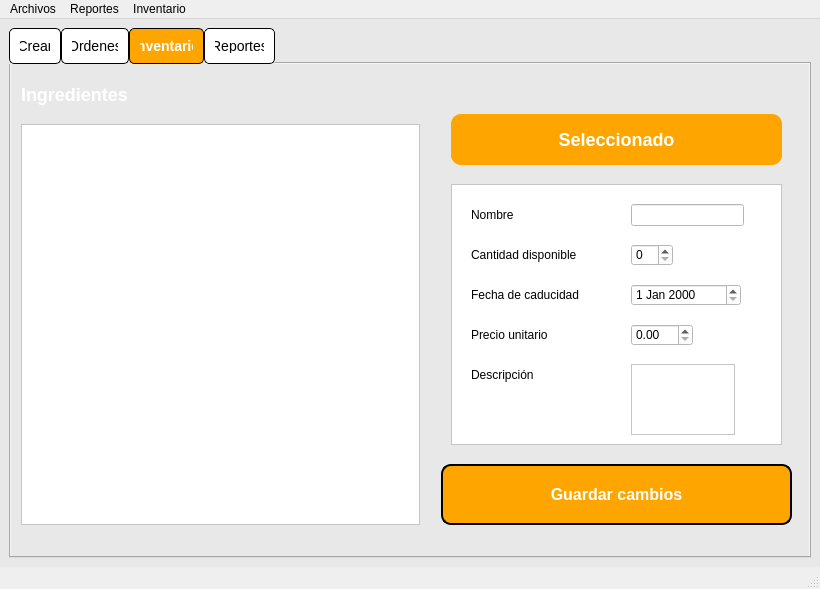
Above: ui/start.ui from Wyvern500/SellingSoftwareForMollysCookies before the change. Below: the same form after it.
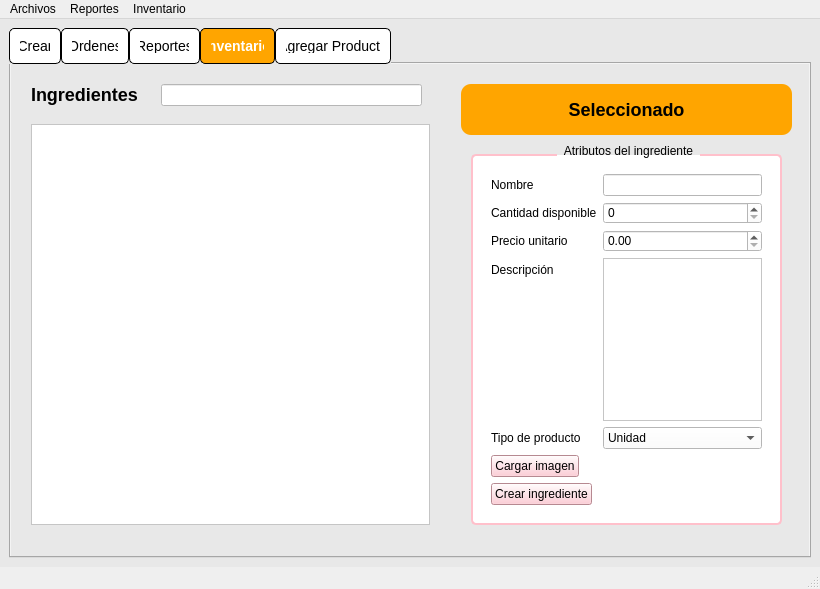
That is the form after the change. The open tabs and pages were chosen to show the change. Icons and pictures are not drawn.

```diff
--- a/ui/start.ui
+++ b/ui/start.ui
@@ -615,312 +615,6 @@
         </layout>
        </widget>
       </widget>
-      <widget class="QWidget" name="inventarioTab">
-       <attribute name="title">
-        <string>Inventario</string>
-       </attribute>
-       <widget class="QTreeView" name="treeView_2">
-        <property name="geometry">
-         <rect>
-          <x>10</x>
-          <y>60</y>
-          <width>399</width>
-          <height>401</height>
-         </rect>
-        </property>
-        <property name="styleSheet">
-         <string notr="true">QTreeView{
-	background-color: white;
-}
-
-</string>
-        </property>
-        <attribute name="headerMinimumSectionSize">
-         <number>39</number>
-        </attribute>
-       </widget>
-       <widget class="QLabel" name="label_4">
-        <property name="geometry">
-         <rect>
-          <x>10</x>
-          <y>20</y>
-          <width>131</width>
-          <height>21</height>
-         </rect>
-        </property>
-        <property name="styleSheet">
-         <string notr="true">QLabel{	
-	color: white;
-	font-family: Arial;
-	font-size: 18px;
-	font-weight: bold;
-}</string>
-        </property>
-        <property name="text">
-         <string>Ingredientes</string>
-        </property>
-       </widget>
-       <widget class="QLabel" name="label_10">
-        <property name="geometry">
-         <rect>
-          <x>440</x>
-          <y>50</y>
-          <width>331</width>
-          <height>51</height>
-         </rect>
-        </property>
-        <property name="styleSheet">
-         <string notr="true">QLabel{	
-	color: white;
-	font-family: Arial;
-	font-size: 18px;
-	font-weight: bold;
-	background-color: orange;
-	border-radius: 10px;
-}</string>
-        </property>
-        <property name="text">
-         <string>Seleccionado</string>
-        </property>
-        <property name="alignment">
-         <set>Qt::AlignCenter</set>
-        </property>
-       </widget>
-       <widget class="QPushButton" name="guardarcambios">
-        <property name="geometry">
-         <rect>
-          <x>430</x>
-          <y>400</y>
-          <width>351</width>
-          <height>61</height>
-         </rect>
-        </property>
-        <property name="font">
-         <font>
-          <family>Arial</family>
-          <pointsize>12</pointsize>
-          <bold>true</bold>
-         </font>
-        </property>
-        <property name="cursor">
-         <cursorShape>OpenHandCursor</cursorShape>
-        </property>
-        <property name="layoutDirection">
-         <enum>Qt::RightToLeft</enum>
-        </property>
-        <property name="styleSheet">
-         <string notr="true">QPushButton {
-	font-family: Arial;
-	font-size: 12;
-	font-weight: bold;
-	background-color: orange;
-	color: white;
-	width: 50px;
-    height: 50px;
-    border: 2px solid black;
-    border-radius: 10px;
-	transition: background-color 0.5s, transform 0.5s;
-}
-
-QPushButton:hover {
-	background-color: white;
-	color: black;
-    cursor: pointer;
-}
-
-
-
-</string>
-        </property>
-        <property name="text">
-         <string>Guardar cambios</string>
-        </property>
-        <property name="autoRepeatDelay">
-         <number>300</number>
-        </property>
-       </widget>
-       <widget class="QListView" name="listView_2">
-        <property name="geometry">
-         <rect>
-          <x>440</x>
-          <y>120</y>
-          <width>331</width>
-          <height>261</height>
-         </rect>
-        </property>
-        <property name="styleSheet">
-         <string notr="true">QListView{
-	background-color: white;
-	
-}</string>
-        </property>
-       </widget>
-       <widget class="QLabel" name="label_5">
-        <property name="geometry">
-         <rect>
-          <x>460</x>
-          <y>140</y>
-          <width>111</width>
-          <height>21</height>
-         </rect>
-        </property>
-        <property name="styleSheet">
-         <string notr="true">QLabel{
-	background-color: white;
-}</string>
-        </property>
-        <property name="text">
-         <string>Nombre</string>
-        </property>
-       </widget>
-       <widget class="QLabel" name="label_6">
-        <property name="geometry">
-         <rect>
-          <x>460</x>
-          <y>180</y>
-          <width>111</width>
-          <height>21</height>
-         </rect>
-        </property>
-        <property name="styleSheet">
-         <string notr="true">QLabel{
-	background-color: white;
-}</string>
-        </property>
-        <property name="text">
-         <string>Cantidad disponible</string>
-        </property>
-       </widget>
-       <widget class="QLabel" name="label_11">
-        <property name="geometry">
-         <rect>
-          <x>460</x>
-          <y>220</y>
-          <width>111</width>
-          <height>21</height>
-         </rect>
-        </property>
-        <property name="styleSheet">
-         <string notr="true">QLabel{
-	background-color: white;
-}</string>
-        </property>
-        <property name="text">
-         <string>Fecha de caducidad</string>
-        </property>
-       </widget>
-       <widget class="QLabel" name="label_12">
-        <property name="geometry">
-         <rect>
-          <x>460</x>
-          <y>260</y>
-          <width>111</width>
-          <height>21</height>
-         </rect>
-        </property>
-        <property name="styleSheet">
-         <string notr="true">QLabel{
-	background-color: white;
-}</string>
-        </property>
-        <property name="text">
-         <string>Precio unitario</string>
-        </property>
-       </widget>
-       <widget class="QLineEdit" name="lineEdit">
-        <property name="geometry">
-         <rect>
-          <x>620</x>
-          <y>140</y>
-          <width>113</width>
-          <height>22</height>
-         </rect>
-        </property>
-        <property name="styleSheet">
-         <string notr="true">QLineEdit{
-	background-color: white;
-}</string>
-        </property>
-       </widget>
-       <widget class="QSpinBox" name="spinBox">
-        <property name="geometry">
-         <rect>
-          <x>620</x>
-          <y>180</y>
-          <width>42</width>
-          <height>22</height>
-         </rect>
-        </property>
-        <property name="styleSheet">
-         <string notr="true">QSpinBox{
-	background-color: white;
-}</string>
-        </property>
-       </widget>
-       <widget class="QDateEdit" name="dateEdit">
-        <property name="geometry">
-         <rect>
-          <x>620</x>
-          <y>220</y>
-          <width>110</width>
-          <height>22</height>
-         </rect>
-        </property>
-        <property name="styleSheet">
-         <string notr="true">QDateEdit{
-	background-color: white;
-}</string>
-        </property>
-       </widget>
-       <widget class="QTextEdit" name="textEdit_2">
-        <property name="geometry">
-         <rect>
-          <x>620</x>
-          <y>300</y>
-          <width>104</width>
-          <height>71</height>
-         </rect>
-        </property>
-        <property name="styleSheet">
-         <string notr="true">QTextEdit{
-	background-color: white;
-}</string>
-        </property>
-       </widget>
-       <widget class="QLabel" name="label_13">
-        <property name="geometry">
-         <rect>
-          <x>460</x>
-          <y>300</y>
-          <width>111</width>
-          <height>21</height>
-         </rect>
-        </property>
-        <property name="styleSheet">
-         <string notr="true">QLabel{
-	background-color: white;
-}</string>
-        </property>
-        <property name="text">
-         <string>Descripción</string>
-        </property>
-       </widget>
-       <widget class="QDoubleSpinBox" name="doubleSpinBox">
-        <property name="geometry">
-         <rect>
-          <x>620</x>
-          <y>260</y>
-          <width>62</width>
-          <height>22</height>
-         </rect>
-        </property>
-        <property name="styleSheet">
-         <string notr="true">QDoubleSpinBox{
-	background-color: white;
-}</string>
-        </property>
-       </widget>
-      </widget>
       <widget class="QWidget" name="reportesTab">
        <attribute name="title">
         <string>Reportes</string>
@@ -1024,6 +718,565 @@
         </layout>
        </widget>
       </widget>
+      <widget class="QWidget" name="inventarioTab">
+       <attribute name="title">
+        <string>Inventario</string>
+       </attribute>
+       <widget class="QListWidget" name="inv_products_list_widget">
+        <property name="geometry">
+         <rect>
+          <x>20</x>
+          <y>60</y>
+          <width>399</width>
+          <height>401</height>
+         </rect>
+        </property>
+        <property name="styleSheet">
+         <string notr="true">QListView{
+	background-color: white;
+}
+
+QScrollBar:vertical {
+    border: none;
+    background: transparent;
+    width: 8px;
+}
+
+QScrollBar::handle:vertical {
+    background: #b0b0b0;  /* Gris más claro */
+    min-height: 30px;
+    border-radius: 4px;
+}
+
+QScrollBar::add-line:vertical,
+QScrollBar::sub-line:vertical {
+    border: none;
+    background: transparent;
+    height: 0px;
+}
+
+
+</string>
+        </property>
+       </widget>
+       <widget class="QLabel" name="label_4">
+        <property name="geometry">
+         <rect>
+          <x>20</x>
+          <y>20</y>
+          <width>131</width>
+          <height>21</height>
+         </rect>
+        </property>
+        <property name="styleSheet">
+         <string notr="true">QLabel{	
+	color: black;
+	font-family: Arial;
+	font-size: 18px;
+	font-weight: bold;
+}</string>
+        </property>
+        <property name="text">
+         <string>Ingredientes</string>
+        </property>
+       </widget>
+       <widget class="QGroupBox" name="groupBox_5">
+        <property name="geometry">
+         <rect>
+          <x>460</x>
+          <y>80</y>
+          <width>311</width>
+          <height>381</height>
+         </rect>
+        </property>
+        <property name="sizePolicy">
+         <sizepolicy hsizetype="Maximum" vsizetype="Maximum">
+          <horstretch>0</horstretch>
+          <verstretch>0</verstretch>
+         </sizepolicy>
+        </property>
+        <property name="styleSheet">
+         <string notr="true">QGroupBox {
+        border: 2px solid pink; /* Color y grosor del borde */
+        border-radius: 5px; /* Bordes redondeados */
+        margin-top: 10px; /* Espacio entre el borde y el título */
+		background-color: white;
+        padding: 10px; /* Espacio interno del contenido */
+    }
+QGroupBox * {
+        background-color: white;  /* Aplica el color de fondo a todos los widgets hijos */
+    }
+    QGroupBox::title {
+        subcontrol-origin: margin;
+        subcontrol-position: top center; /* Posición del título */
+        padding: 0 5px; /* Espacio alrededor del título */
+        color: black; /* Color del texto del título */
+        font-weight: bold; /* Negrita para el título */
+    }</string>
+        </property>
+        <property name="title">
+         <string>Atributos del ingrediente</string>
+        </property>
+        <property name="flat">
+         <bool>false</bool>
+        </property>
+        <property name="checkable">
+         <bool>false</bool>
+        </property>
+        <widget class="QWidget" name="verticalLayoutWidget_2">
+         <property name="geometry">
+          <rect>
+           <x>10</x>
+           <y>20</y>
+           <width>291</width>
+           <height>351</height>
+          </rect>
+         </property>
+         <layout class="QVBoxLayout" name="verticalLayout_2">
+          <item>
+           <layout class="QFormLayout" name="formLayout">
+            <property name="leftMargin">
+             <number>10</number>
+            </property>
+            <property name="topMargin">
+             <number>10</number>
+            </property>
+            <property name="rightMargin">
+             <number>10</number>
+            </property>
+            <property name="bottomMargin">
+             <number>10</number>
+            </property>
+            <item row="0" column="0">
+             <widget class="QLabel" name="label_5">
+              <property name="styleSheet">
+               <string notr="true">QLabel{
+	background-color: white;
+}</string>
+              </property>
+              <property name="text">
+               <string>Nombre</string>
+              </property>
+             </widget>
+            </item>
+            <item row="0" column="1">
+             <widget class="QLineEdit" name="inv_name_line_edit">
+              <property name="styleSheet">
+               <string notr="true">QLineEdit{
+	background-color: white;
+}</string>
+              </property>
+             </widget>
+            </item>
+            <item row="1" column="0">
+             <widget class="QLabel" name="label_6">
+              <property name="styleSheet">
+               <string notr="true">QLabel{
+	background-color: white;
+}</string>
+              </property>
+              <property name="text">
+               <string>Cantidad disponible</string>
+              </property>
+             </widget>
+            </item>
+            <item row="1" column="1">
+             <widget class="QSpinBox" name="inv_cantidad_spin_box">
+              <property name="styleSheet">
+               <string notr="true">QSpinBox{
+	background-color: white;
+}</string>
+              </property>
+             </widget>
+            </item>
+            <item row="2" column="0">
+             <widget class="QLabel" name="label_12">
+              <property name="styleSheet">
+               <string notr="true">QLabel{
+	background-color: white;
+}</string>
+              </property>
+              <property name="text">
+               <string>Precio unitario</string>
+              </property>
+             </widget>
+            </item>
+            <item row="2" column="1">
+             <widget class="QDoubleSpinBox" name="inv_precio_double_spin_box">
+              <property name="styleSheet">
+               <string notr="true">QDoubleSpinBox{
+	background-color: white;
+}</string>
+              </property>
+             </widget>
+            </item>
+            <item row="3" column="0">
+             <widget class="QLabel" name="label_13">
+              <property name="styleSheet">
+               <string notr="true">QLabel{
+	background-color: white;
+}</string>
+              </property>
+              <property name="text">
+               <string>Descripción</string>
+              </property>
+             </widget>
+            </item>
+            <item row="3" column="1">
+             <widget class="QTextEdit" name="inv_descripcion_item">
+              <property name="styleSheet">
+               <string notr="true">QTextEdit{
+	background-color: white;
+}</string>
+              </property>
+             </widget>
+            </item>
+            <item row="4" column="0">
+             <widget class="QLabel" name="label_17">
+              <property name="text">
+               <string>Tipo de producto</string>
+              </property>
+             </widget>
+            </item>
+            <item row="4" column="1">
+             <widget class="QComboBox" name="inv_tipo_producto_combo_box">
+              <item>
+               <property name="text">
+                <string>Unidad</string>
+               </property>
+              </item>
+              <item>
+               <property name="text">
+                <string>Kg</string>
+               </property>
+              </item>
+             </widget>
+            </item>
+            <item row="5" column="0">
+             <widget class="QPushButton" name="inv_elegir_imagen_button">
+              <property name="styleSheet">
+               <string notr="true">QPushButton{
+	background-color: pink;
+}</string>
+              </property>
+              <property name="text">
+               <string>Cargar imagen</string>
+              </property>
+             </widget>
+            </item>
+            <item row="5" column="1">
+             <widget class="QLabel" name="inv_imagen_ingrediente">
+              <property name="maximumSize">
+               <size>
+                <width>64</width>
+                <height>64</height>
+               </size>
+              </property>
+              <property name="text">
+               <string/>
+              </property>
+              <property name="pixmap">
+               <pixmap>../../../imagenes/galleta2.jpg</pixmap>
+              </property>
+              <property name="scaledContents">
+               <bool>true</bool>
+              </property>
+             </widget>
+            </item>
+            <item row="6" column="0">
+             <widget class="QPushButton" name="inv_crear_ingrediente">
+              <property name="sizePolicy">
+               <sizepolicy hsizetype="Minimum" vsizetype="Minimum">
+                <horstretch>0</horstretch>
+                <verstretch>0</verstretch>
+               </sizepolicy>
+              </property>
+              <property name="styleSheet">
+               <string notr="true">QPushButton{
+	background-color: pink;
+}</string>
+              </property>
+              <property name="text">
+               <string>Crear ingrediente</string>
+              </property>
+             </widget>
+            </item>
+           </layout>
+          </item>
+         </layout>
+        </widget>
+       </widget>
+       <widget class="QLabel" name="inv_seleccionado_label">
+        <property name="geometry">
+         <rect>
+          <x>450</x>
+          <y>20</y>
+          <width>331</width>
+          <height>51</height>
+         </rect>
+        </property>
+        <property name="styleSheet">
+         <string notr="true">QLabel{	
+	color: black;
+	font-family: Arial;
+	font-size: 18px;
+	font-weight: bold;
+	background-color: orange;
+	border-radius: 10px;
+}</string>
+        </property>
+        <property name="text">
+         <string>Seleccionado</string>
+        </property>
+        <property name="alignment">
+         <set>Qt::AlignCenter</set>
+        </property>
+       </widget>
+       <widget class="QLineEdit" name="inv_busqueda_line_edit">
+        <property name="geometry">
+         <rect>
+          <x>150</x>
+          <y>20</y>
+          <width>261</width>
+          <height>22</height>
+         </rect>
+        </property>
+        <property name="styleSheet">
+         <string notr="true">QLineEdit{
+	background-color:white;
+}</string>
+        </property>
+       </widget>
+      </widget>
+      <widget class="QWidget" name="agregarproductoTab">
+       <attribute name="title">
+        <string>Agregar Producto</string>
+       </attribute>
+       <widget class="QGroupBox" name="groupBox_2">
+        <property name="geometry">
+         <rect>
+          <x>480</x>
+          <y>20</y>
+          <width>261</width>
+          <height>441</height>
+         </rect>
+        </property>
+        <property name="title">
+         <string/>
+        </property>
+        <widget class="QLabel" name="add_labelDropImage">
+         <property name="geometry">
+          <rect>
+           <x>60</x>
+           <y>20</y>
+           <width>141</width>
+           <height>131</height>
+          </rect>
+         </property>
+         <property name="acceptDrops">
+          <bool>true</bool>
+         </property>
+         <property name="text">
+          <string/>
+         </property>
+         <property name="pixmap">
+          <pixmap>../imagenes/iconoGaleria.jpeg</pixmap>
+         </property>
+         <property name="scaledContents">
+          <bool>true</bool>
+         </property>
+        </widget>
+        <widget class="QPushButton" name="add_searchImageButton">
+         <property name="geometry">
+          <rect>
+           <x>10</x>
+           <y>170</y>
+           <width>241</width>
+           <height>31</height>
+          </rect>
+         </property>
+         <property name="styleSheet">
+          <string notr="true">color: black;
+font-family: Segoe UI;
+font-size: 14px;
+ font-weight: bold;
+background-color: orange;
+border-radius: 8px</string>
+         </property>
+         <property name="text">
+          <string>Agregar imagen</string>
+         </property>
+        </widget>
+        <widget class="QGroupBox" name="groupBox_4">
+         <property name="geometry">
+          <rect>
+           <x>20</x>
+           <y>220</y>
+           <width>221</width>
+           <height>201</height>
+          </rect>
+         </property>
+         <property name="styleSheet">
+          <string notr="true">QGroupBox:title {
+    subcontrol-origin: margin;
+    subcontrol-position: top center;
+    padding: 0 10px;
+	font: 12pt &quot;Segoe UI&quot;;
+}
+</string>
+         </property>
+         <property name="title">
+          <string>Vista previa</string>
+         </property>
+         <widget class="QLabel" name="add_labelImagePreview">
+          <property name="geometry">
+           <rect>
+            <x>10</x>
+            <y>30</y>
+            <width>221</width>
+            <height>171</height>
+           </rect>
+          </property>
+          <property name="text">
+           <string/>
+          </property>
+         </widget>
+        </widget>
+       </widget>
+       <widget class="QGroupBox" name="groupBox_3">
+        <property name="geometry">
+         <rect>
+          <x>20</x>
+          <y>20</y>
+          <width>421</width>
+          <height>451</height>
+         </rect>
+        </property>
+        <property name="title">
+         <string/>
+        </property>
+        <widget class="QLabel" name="label_14">
+         <property name="geometry">
+          <rect>
+           <x>10</x>
+           <y>20</y>
+           <width>151</width>
+           <height>16</height>
+          </rect>
+         </property>
+         <property name="styleSheet">
+          <string notr="true">font-family: Segoe UI;
+font-size: 14px;
+font-weight: bold;</string>
+         </property>
+         <property name="text">
+          <string>Nombre del producto</string>
+         </property>
+        </widget>
+        <widget class="QLineEdit" name="add_lineEditProductName">
+         <property name="geometry">
+          <rect>
+           <x>10</x>
+           <y>60</y>
+           <width>401</width>
+           <height>22</height>
+          </rect>
+         </property>
+         <property name="styleSheet">
+          <string notr="true">background-color: white;
+font-family: Segoe UI;
+font-size: 15px;</string>
+         </property>
+        </widget>
+        <widget class="QTextEdit" name="add_textEditDescription">
+         <property name="geometry">
+          <rect>
+           <x>10</x>
+           <y>200</y>
+           <width>401</width>
+           <height>151</height>
+          </rect>
+         </property>
+         <property name="styleSheet">
+          <string notr="true">background-color: white;
+font-family: Segoe UI;
+font-size: 15px;</string>
+         </property>
+        </widget>
+        <widget class="QLabel" name="label_15">
+         <property name="geometry">
+          <rect>
+           <x>10</x>
+           <y>170</y>
+           <width>81</width>
+           <height>16</height>
+          </rect>
+         </property>
+         <property name="styleSheet">
+          <string notr="true">font-family: Segoe UI;
+font-size: 14px;
+font-weight: bold;</string>
+         </property>
+         <property name="text">
+          <string>Descripción</string>
+         </property>
+        </widget>
+        <widget class="QLabel" name="label_16">
+         <property name="geometry">
+          <rect>
+           <x>10</x>
+           <y>100</y>
+           <width>51</width>
+           <height>16</height>
+          </rect>
+         </property>
+         <property name="styleSheet">
+          <string notr="true">font-family: Segoe UI;
+font-size: 14px;
+font-weight: bold;</string>
+         </property>
+         <property name="text">
+          <string>Precio</string>
+         </property>
+        </widget>
+        <widget class="QLineEdit" name="add_lineEditPrice">
+         <property name="geometry">
+          <rect>
+           <x>10</x>
+           <y>130</y>
+           <width>401</width>
+           <height>22</height>
+          </rect>
+         </property>
+         <property name="styleSheet">
+          <string notr="true">background-color: white;
+font-family: Segoe UI;
+font-size: 15px;</string>
+         </property>
+        </widget>
+        <widget class="QPushButton" name="add_saveChangesButton">
+         <property name="geometry">
+          <rect>
+           <x>10</x>
+           <y>370</y>
+           <width>401</width>
+           <height>71</height>
+          </rect>
+         </property>
+         <property name="styleSheet">
+          <string notr="true">color: black;
+font-family: Segoe UI;
+font-size: 16px;
+ font-weight: bold;
+background-color: orange;
+border-radius: 8px</string>
+         </property>
+         <property name="text">
+          <string>Guardar cambios</string>
+         </property>
+        </widget>
+       </widget>
+      </widget>
      </widget>
     </item>
    </layout>
```
Left out of the diff: 133 changed lines with no effect on the pictures.
